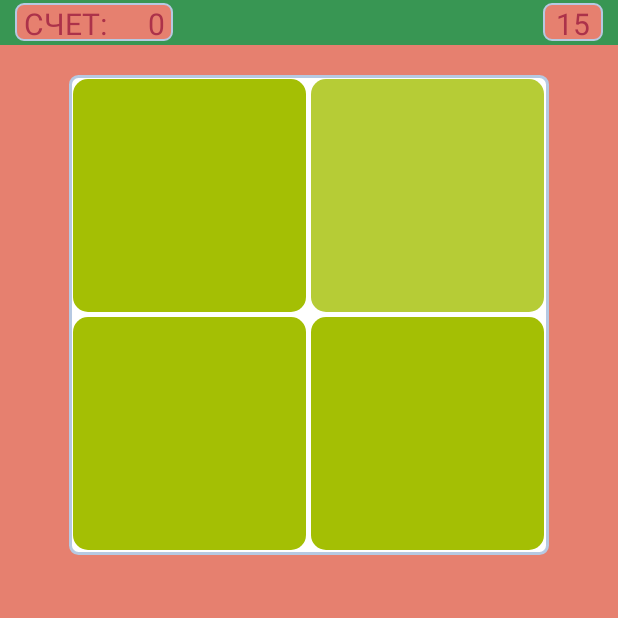
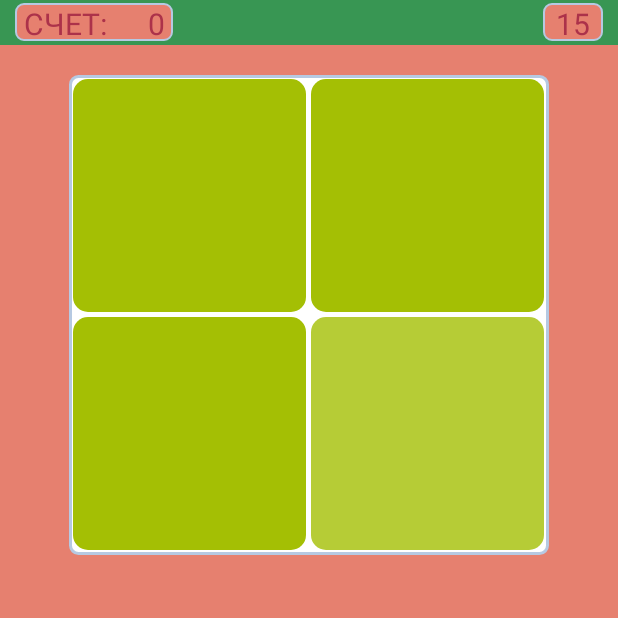
Before and after one commit to GreenQ/ETC, an Android app: the GameActivity screen opened directly, with no data from a screen before it, on a phone screen of 412 x 824 dp, the top half of it. Run offline under Robolectric (Android 15) with nearby library versions, the phone set to English and light mode, and no system bars.

Commit message:
Initial commit

```diff
--- a/app/src/main/java/com/dailyappslab/etc/GameActivity.java
+++ b/app/src/main/java/com/dailyappslab/etc/GameActivity.java
@@ -28,6 +28,7 @@ import android.view.animation.AnimationUtils;
 import android.widget.ImageView;
 import android.widget.RelativeLayout;
 import android.widget.TextView;
+import android.widget.Toast;
 
 /**
  * Created by GreenQ on 27.06.2015.
@@ -398,12 +399,19 @@ public class GameActivity extends Activity {
     }
 
     public void ClickCube(View view) {
-//        Drawable bgColor = view.getBackground();
-//        view.getBackground().col
-//        if(((StateListDrawable) bgColor).getColor() == differColor) {
-//            rl2x2.setVisibility(View.INVISIBLE);
-//            rl3x3.setVisibility(View.VISIBLE);
-//        }
+        GradientDrawable bgColor = (GradientDrawable) view.getBackground();
+        if(view.getTag().equals(true))
+        {
+            rl2x2.setVisibility(View.INVISIBLE);
+            rl3x3.setVisibility(View.VISIBLE);
+        }
+//        bgColor.getAlpha();
+        //Toast.makeText(this, String.valueOf(bgColor.getAlpha()), Toast.LENGTH_LONG).show();
+        //view.getBackground().col
+        //if(((StateListDrawable) bgColor).getColor() == differColor) {
+          //  rl2x2.setVisibility(View.INVISIBLE);
+            //rl3x3.setVisibility(View.VISIBLE);
+        //}
 
     }
 
@@ -416,10 +424,15 @@ public class GameActivity extends Activity {
 
         mainColor = ColorsHandler.GetRandomColor();
         ApplyColorToImgView(iw2x2_11, mainColor, 1);
+        ApplyColorToImgView(iw2x2_12, mainColor, 1);
         ApplyColorToImgView(iw2x2_21, mainColor, 1);
         ApplyColorToImgView(iw2x2_22, mainColor, 1);
         differColor = ColorsHandler.ReduceColorOpacity(mainColor, 50);
-        ApplyColorToImgView(iw2x2_12, differColor, 1);
+       // ApplyColorToImgView(iw2x2_12, differColor, 1);
+
+        ImageView tmp = (ImageView) findViewById(getResources().getIdentifier(RandomGenerator.GetRandSquareName(2), "id", this.getPackageName()));
+        ApplyColorToImgView(tmp, differColor, 1);
+
         //vw.setBackgroundColor(ColorsHandler.GetRandomColor());
        // vw1.setBackgroundColor(((ColorDrawable) vw.getBackground()).getColor());
         //vw1.setBackgroundColor(ColorsHandler.ReduceColorOpacity(((ColorDrawable) vw.getBackground()).getColor(), 20));
@@ -465,6 +478,12 @@ public class GameActivity extends Activity {
         }
         gdDefault.setStroke(0, 0xffb6c9e2);
 
+        if(differColor == color)
+        {
+            view.setTag(true);
+        }
+        else
+            view.setTag(false);
 
         view.setBackgroundDrawable(gdDefault);
     }
--- /dev/null
+++ b/app/src/main/java/com/dailyappslab/etc/RandomGenerator.java
@@ -0,0 +1,27 @@
+package com.dailyappslab.etc;
+
+import java.util.Random;
+
+/**
+ * Created by GreenQ on 28.06.2015.
+ */
+public class RandomGenerator {
+
+    public static String GetRandSquareName(int size)
+    {
+        Random rand = new Random();
+//
+        int column, row;
+        //do {
+            column = rand.nextInt((size - 1) + 1) + 1;
+            //column = rand.nextInt(size);
+        //} while(column < 0 && column >3);
+
+        //do {
+            row = rand.nextInt((size - 1) + 1) + 1;
+        //} while(row < 0 && row > 3);
+
+        //int row = rand.nextInt(size-1) + 1;
+        return "iw2x2_" + String.valueOf(column) + String.valueOf(row);
+    }
+}
```
